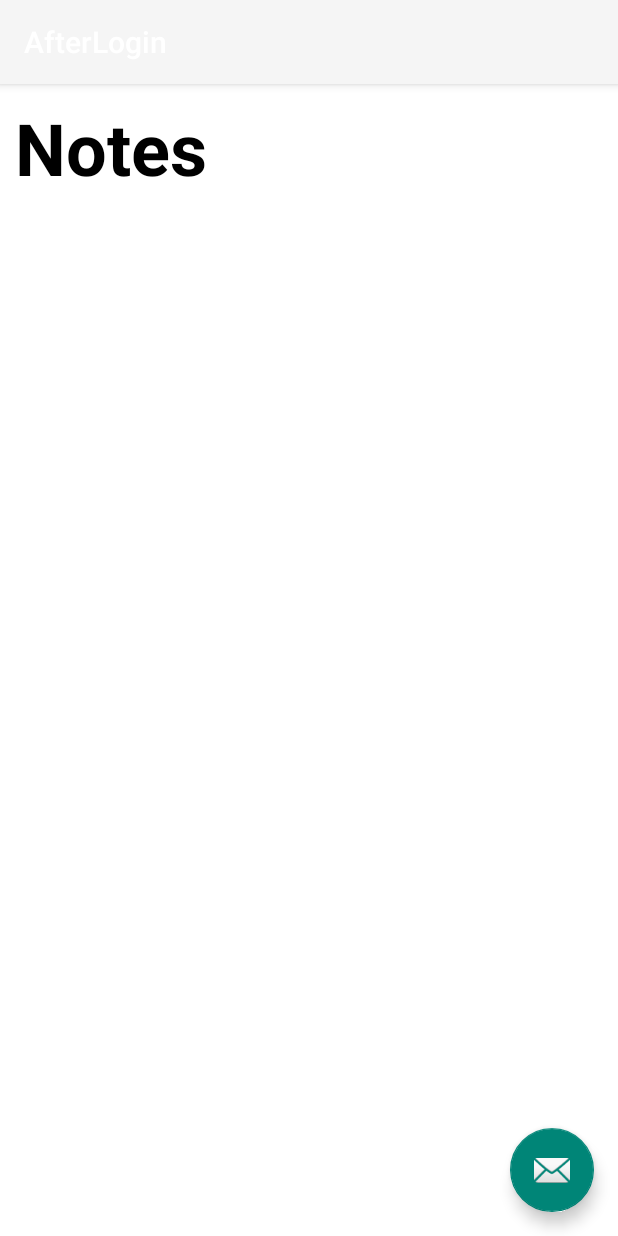
After one commit to abhay007kr/Notes_App, an Android app: the AfterLogin screen opened directly, with no data from a screen before it, on a phone screen of 412 x 824 dp. The commit adds this screen. Run offline under Robolectric (Android 15) with nearby library versions, the phone set to English and light mode, and no system bars.

```diff
--- a/app/build.gradle
+++ b/app/build.gradle
@@ -23,6 +23,7 @@ dependencies {
     implementation fileTree(dir: 'libs', include: ['*.jar'])
     implementation 'androidx.appcompat:appcompat:1.0.2'
     implementation 'androidx.constraintlayout:constraintlayout:1.1.3'
+    implementation 'com.google.android.material:material:1.0.0'
     testImplementation 'junit:junit:4.12'
     androidTestImplementation 'androidx.test.ext:junit:1.1.0'
     androidTestImplementation 'androidx.test.espresso:espresso-core:3.1.1'
--- a/app/src/main/AndroidManifest.xml
+++ b/app/src/main/AndroidManifest.xml
@@ -1,7 +1,9 @@
 <?xml version="1.0" encoding="utf-8"?>
 <manifest xmlns:android="http://schemas.android.com/apk/res/android"
     package="com.example.notes">
+
     <uses-permission android:name="android.permission.INTERNET" />
+
     <application
         android:allowBackup="true"
         android:icon="@mipmap/ic_launcher"
@@ -9,7 +11,11 @@
         android:roundIcon="@mipmap/ic_launcher_round"
         android:supportsRtl="true"
         android:theme="@style/AppTheme.Launcher">
-        <activity android:name=".RegActivity"></activity>
+        <activity
+            android:name=".AfterLogin"
+            android:label="@string/title_activity_after_login"
+            android:theme="@style/AppTheme.Launcher.NoActionBar"></activity>
+        <activity android:name=".RegActivity" />
         <activity android:name=".MainActivity">
             <intent-filter>
                 <action android:name="android.intent.action.MAIN" />
--- /dev/null
+++ b/app/src/main/java/com/example/notes/AfterLogin.java
@@ -0,0 +1,32 @@
+package com.example.notes;
+
+import android.os.Bundle;
+
+import com.google.android.material.floatingactionbutton.FloatingActionButton;
+import com.google.android.material.snackbar.Snackbar;
+
+import androidx.appcompat.app.AppCompatActivity;
+import androidx.appcompat.widget.Toolbar;
+
+import android.view.View;
+
+public class AfterLogin extends AppCompatActivity {
+
+    @Override
+    protected void onCreate(Bundle savedInstanceState) {
+        super.onCreate(savedInstanceState);
+        setContentView(R.layout.activity_after_login);
+        Toolbar toolbar = findViewById(R.id.toolbar);
+        setSupportActionBar(toolbar);
+
+        FloatingActionButton fab = findViewById(R.id.fab);
+        fab.setOnClickListener(new View.OnClickListener() {
+            @Override
+            public void onClick(View view) {
+                Snackbar.make(view, "Replace with your own action", Snackbar.LENGTH_LONG)
+                        .setAction("Action", null).show();
+            }
+        });
+    }
+
+}
--- a/app/src/main/java/com/example/notes/MainActivity.java
+++ b/app/src/main/java/com/example/notes/MainActivity.java
@@ -28,4 +28,7 @@ public class MainActivity extends AppCompatActivity {
         startActivity(new Intent(MainActivity.this, RegActivity.class));
     }
 
+    public void openLoginActivity(View v){
+        startActivity(new Intent(MainActivity.this, AfterLogin.class));
+    }
 }
--- /dev/null
+++ b/app/src/main/res/layout/activity_after_login.xml
@@ -0,0 +1,33 @@
+<?xml version="1.0" encoding="utf-8"?>
+<androidx.coordinatorlayout.widget.CoordinatorLayout xmlns:android="http://schemas.android.com/apk/res/android"
+    xmlns:app="http://schemas.android.com/apk/res-auto"
+    xmlns:tools="http://schemas.android.com/tools"
+    android:layout_width="match_parent"
+    android:layout_height="match_parent"
+    tools:context=".AfterLogin">
+
+    <com.google.android.material.appbar.AppBarLayout
+        android:layout_width="match_parent"
+        android:layout_height="wrap_content"
+        android:theme="@style/AppTheme.Launcher.AppBarOverlay">
+
+        <androidx.appcompat.widget.Toolbar
+            android:id="@+id/toolbar"
+            android:layout_width="match_parent"
+            android:layout_height="?attr/actionBarSize"
+            android:background="?attr/colorPrimary"
+            app:popupTheme="@style/AppTheme.Launcher.PopupOverlay" />
+
+    </com.google.android.material.appbar.AppBarLayout>
+
+    <include layout="@layout/content_after_login" />
+
+    <com.google.android.material.floatingactionbutton.FloatingActionButton
+        android:id="@+id/fab"
+        android:layout_width="wrap_content"
+        android:layout_height="wrap_content"
+        android:layout_gravity="bottom|end"
+        android:layout_margin="@dimen/fab_margin"
+        app:srcCompat="@android:drawable/ic_dialog_email" />
+
+</androidx.coordinatorlayout.widget.CoordinatorLayout>
--- a/app/src/main/res/layout/activity_main.xml
+++ b/app/src/main/res/layout/activity_main.xml
@@ -41,6 +41,7 @@
         android:layout_marginTop="48dp"
         android:background="#113388"
         android:text="LOGIN"
+        android:onClick="openLoginActivity"
         android:textColor="#ffffff"/>
 
     <TextView
@@ -51,6 +52,7 @@
         android:layout_marginTop="16dp"
         android:text="Don't have an account?"
         android:textColor="#000000"
-        android:textStyle="bold" />
+        android:textStyle="bold"
+        android:onClick="openRegisterActivity"/>
 
 </LinearLayout>
--- /dev/null
+++ b/app/src/main/res/layout/content_after_login.xml
@@ -0,0 +1,22 @@
+<?xml version="1.0" encoding="utf-8"?>
+<LinearLayout xmlns:android="http://schemas.android.com/apk/res/android"
+    xmlns:app="http://schemas.android.com/apk/res-auto"
+    xmlns:tools="http://schemas.android.com/tools"
+    android:layout_width="match_parent"
+    android:layout_height="match_parent"
+    app:layout_behavior="@string/appbar_scrolling_view_behavior"
+    tools:context=".AfterLogin"
+    android:background="#ffffff"
+    tools:showIn="@layout/activity_after_login">
+
+    <TextView
+        android:layout_width="wrap_content"
+        android:layout_height="wrap_content"
+        android:text="Notes"
+        android:textSize="48sp"
+        android:textStyle="bold"
+        android:layout_marginLeft="10dp"
+        android:layout_marginTop="10dp"
+        android:textColor="#000000" />
+
+</LinearLayout>
--- /dev/null
+++ b/app/src/main/res/values/dimens.xml
@@ -0,0 +1,3 @@
+<resources>
+    <dimen name="fab_margin">16dp</dimen>
+</resources>
--- a/app/src/main/res/values/strings.xml
+++ b/app/src/main/res/values/strings.xml
@@ -1,3 +1,4 @@
 <resources>
     <string name="app_name">Notes</string>
+    <string name="title_activity_after_login">AfterLogin</string>
 </resources>
--- a/app/src/main/res/values/styles.xml
+++ b/app/src/main/res/values/styles.xml
@@ -13,4 +13,13 @@
         <item name="android:windowBackground">@drawable/splash_screen</item>
     </style>
 
+    <style name="AppTheme.Launcher.NoActionBar">
+        <item name="windowActionBar">false</item>
+        <item name="windowNoTitle">true</item>
+    </style>
+
+    <style name="AppTheme.Launcher.AppBarOverlay" parent="ThemeOverlay.AppCompat.Dark.ActionBar" />
+
+    <style name="AppTheme.Launcher.PopupOverlay" parent="ThemeOverlay.AppCompat.Light" />
+
 </resources>
```
